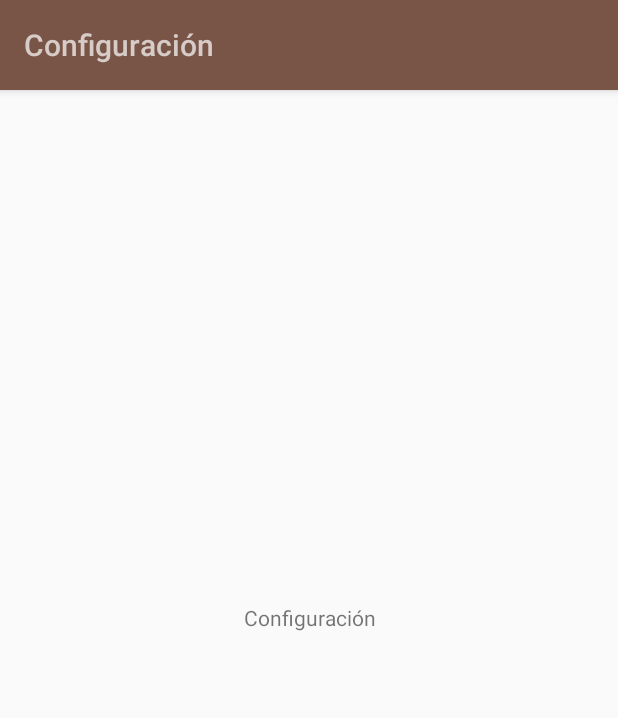
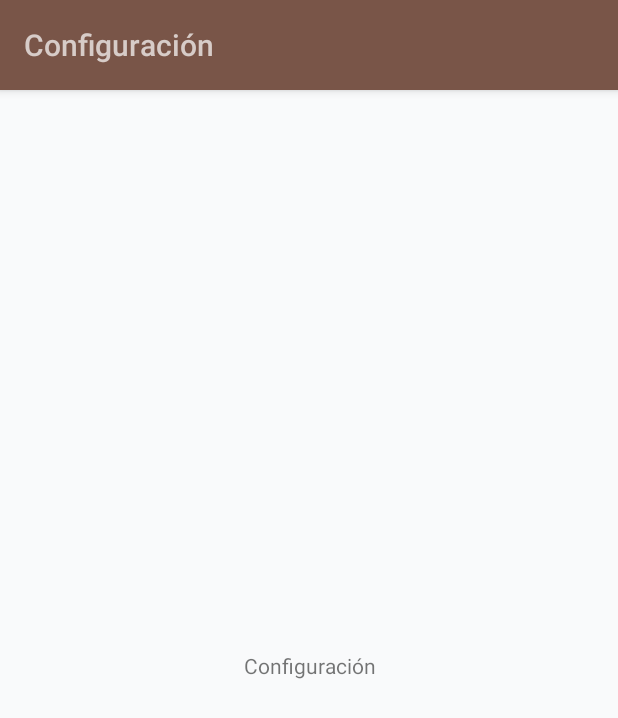
Before and after one commit to hiramcastrod/hiram-vendimia, an Android app: the screen it shows after launch (MainActivity), in the side drawer, after a tap on "Configuración", on a phone screen of 412 x 824 dp. Shown: the top 718 px of the screen. Run offline under Robolectric (Android 15) with nearby library versions, the phone set to English and light mode, and no system bars.

Commit message:
fab, newsale fragment, fix some views, add new icon

```diff
--- /dev/null
+++ b/app/src/main/java/hiram/vendimia/fragments/NewSaleFragment.java
@@ -0,0 +1,29 @@
+package hiram.vendimia.fragments;
+
+import android.content.Context;
+import android.net.Uri;
+import android.os.Bundle;
+import android.support.v4.app.Fragment;
+import android.view.LayoutInflater;
+import android.view.View;
+import android.view.ViewGroup;
+
+import hiram.vendimia.R;
+
+
+public class NewSaleFragment extends Fragment {
+
+    public NewSaleFragment() {
+        // Required empty public constructor
+    }
+
+    @Override
+    public View onCreateView(LayoutInflater inflater, ViewGroup container,
+                             Bundle savedInstanceState) {
+        // Inflate the layout for this fragment
+        return inflater.inflate(R.layout.fragment_new_sale, container, false);
+    }
+
+
+
+}
--- a/app/src/main/java/hiram/vendimia/fragments/SalesFragment.java
+++ b/app/src/main/java/hiram/vendimia/fragments/SalesFragment.java
@@ -1,21 +1,30 @@
 package hiram.vendimia.fragments;
 
+import android.app.FragmentTransaction;
 import android.content.Context;
 import android.net.Uri;
 import android.os.Bundle;
+import android.support.design.widget.FloatingActionButton;
 import android.support.v4.app.Fragment;
+import android.support.v4.app.FragmentManager;
 import android.support.v7.widget.LinearLayoutManager;
 import android.support.v7.widget.RecyclerView;
 import android.view.LayoutInflater;
 import android.view.View;
 import android.view.ViewGroup;
 import android.widget.LinearLayout;
+import android.widget.TextView;
+
+import java.util.ArrayList;
 
 import hiram.vendimia.R;
+import hiram.vendimia.adapters.SalesAdapter;
+import hiram.vendimia.models.Sale;
 
 
 public class SalesFragment extends Fragment {
-
+    TextView isgone;
+    private FloatingActionButton fabNewSale;
     public SalesFragment() {
         // Required empty public constructor
     }
@@ -27,12 +36,49 @@ public class SalesFragment extends Fragment {
         // Inflate the layout for this fragment
         View view =  inflater.inflate(R.layout.fragment_sales, container, false);
         RecyclerView salesRV =  view.findViewById(R.id.recyclerview_sales);
-
+        fabNewSale = view.findViewById(R.id.fab_add_sale);
+        isgone = view.findViewById(R.id.isgone_tv);
         LinearLayoutManager linearLayoutManager = new LinearLayoutManager(getContext());
         linearLayoutManager.setOrientation(LinearLayoutManager.VERTICAL);
         salesRV.setLayoutManager(linearLayoutManager);
+        if(buildSales().size() != 0) {
+            SalesAdapter salesAdapter = new SalesAdapter(buildSales(), R.layout.sales_view_holder, getActivity());
+            salesRV.setAdapter(salesAdapter);
+        } else {
+            isgone.setVisibility(View.VISIBLE);
+            isgone.setText("No hay ventas actualmente");
+        }
+
+        fabNewSale.setOnClickListener(new View.OnClickListener() {
+            @Override
+            public void onClick(View v) {
+                FragmentManager fragmentManager = getFragmentManager();
+                NewSaleFragment newSaleFragment = new NewSaleFragment();
+                fragmentManager.beginTransaction().replace(R.id.mainContainer, newSaleFragment).setTransition(
+                        FragmentTransaction.TRANSIT_FRAGMENT_FADE).addToBackStack(null).commit();
+            }
+        });
+
 
         return view;
     }
 
+    public ArrayList<Sale> buildSales(){
+        ArrayList<Sale> sales = new ArrayList<>();
+        sales.add(new Sale("0001", "01", "13/07/2018", "Jorge", "$500.00", "Activo"));
+        sales.add(new Sale("0002", "02", "13/07/2018", "Hiram", "$500.00", "Inactivo"));
+        sales.add(new Sale("0003", "03", "13/07/2018", "Jorge Hiram", "$500.00", "Activo"));
+        sales.add(new Sale("0004", "04", "13/07/2018", "Jorge Hiram", "$500.00", "Activo"));
+        sales.add(new Sale("0005", "05", "13/07/2018", "Jorge Hiram", "$500.00", "Activo"));
+        sales.add(new Sale("0006", "06", "13/07/2018", "Jorge Hiram", "$500.00", "Activo"));
+        sales.add(new Sale("0007", "07", "13/07/2018", "Jorge Hiram", "$500.00", "Activo"));
+        sales.add(new Sale("0008", "08", "13/07/2018", "Jorge Hiram", "$500.00", "Activo"));
+        sales.add(new Sale("0009", "09", "13/07/2018", "Jorge Hiram", "$500.00", "Activo"));
+        sales.add(new Sale("0010", "11", "13/07/2018", "Jorge Hiram", "$500.00", "Activo"));
+        sales.add(new Sale("0011", "12", "13/07/2018", "Jorge Hiram", "$500.00", "Activo"));
+        sales.add(new Sale("0012", "13", "13/07/2018", "Jorge Hiram", "$500.00", "Activo"));
+
+        return sales;
     }
+
+    }
--- /dev/null
+++ b/app/src/main/res/drawable/ic_add.xml
@@ -0,0 +1,5 @@
+<vector android:height="24dp" android:tint="#FFFFFF"
+    android:viewportHeight="24.0" android:viewportWidth="24.0"
+    android:width="24dp" xmlns:android="http://schemas.android.com/apk/res/android">
+    <path android:fillColor="#FF000000" android:pathData="M19,13h-6v6h-2v-6H5v-2h6V5h2v6h6v2z"/>
+</vector>
--- a/app/src/main/res/layout/activity_container.xml
+++ b/app/src/main/res/layout/activity_container.xml
@@ -5,6 +5,7 @@
     android:theme="@style/AppTheme"
     android:layout_height="match_parent"
     android:paddingTop="@dimen/toolbar_p_t"
+
     >
 
 
--- a/app/src/main/res/layout/activity_main.xml
+++ b/app/src/main/res/layout/activity_main.xml
@@ -13,7 +13,8 @@
     <include
         layout="@layout/app_bar_container"
         android:layout_width="match_parent"
-        android:layout_height="match_parent" />
+        android:layout_height="match_parent"
+        />
 
     <android.support.design.widget.NavigationView
         android:id="@+id/nav_view"
--- a/app/src/main/res/layout/app_bar_container.xml
+++ b/app/src/main/res/layout/app_bar_container.xml
@@ -6,6 +6,7 @@
     android:id="@+id/container_activity"
     android:layout_width="match_parent"
     android:layout_height="match_parent"
+    android:background="@color/recyclerBackground"
     >
 
     <android.support.design.widget.AppBarLayout
@@ -24,9 +25,13 @@
     </android.support.design.widget.AppBarLayout>
 
     <FrameLayout
+        android:paddingTop="@dimen/toolbar_p_t"
         android:id="@+id/mainContainer"
         android:layout_width="match_parent"
-        android:layout_height="match_parent">
+        android:layout_height="match_parent"
+        android:paddingLeft="@dimen/general_padding"
+        android:paddingRight="@dimen/general_padding"
+        >
 
     </FrameLayout>
 
--- a/app/src/main/res/values/colors.xml
+++ b/app/src/main/res/values/colors.xml
@@ -8,4 +8,5 @@
     <color name="primaryText">#212121</color>
     <color name="secondaryText">#757575</color>
     <color name="dividerColor">#BDBDBD</color>
+    <color name="recyclerBackground">#F9FAFB</color>
 </resources>
```
Also changed, not shown: app/src/main/res/layout/fragment_new_sale.xml (added, +14 -0 lines), app/src/main/res/layout/fragment_sales.xml (+18 -3 lines), app/src/main/res/layout/sales_view_holder.xml (+27 -10 lines).
